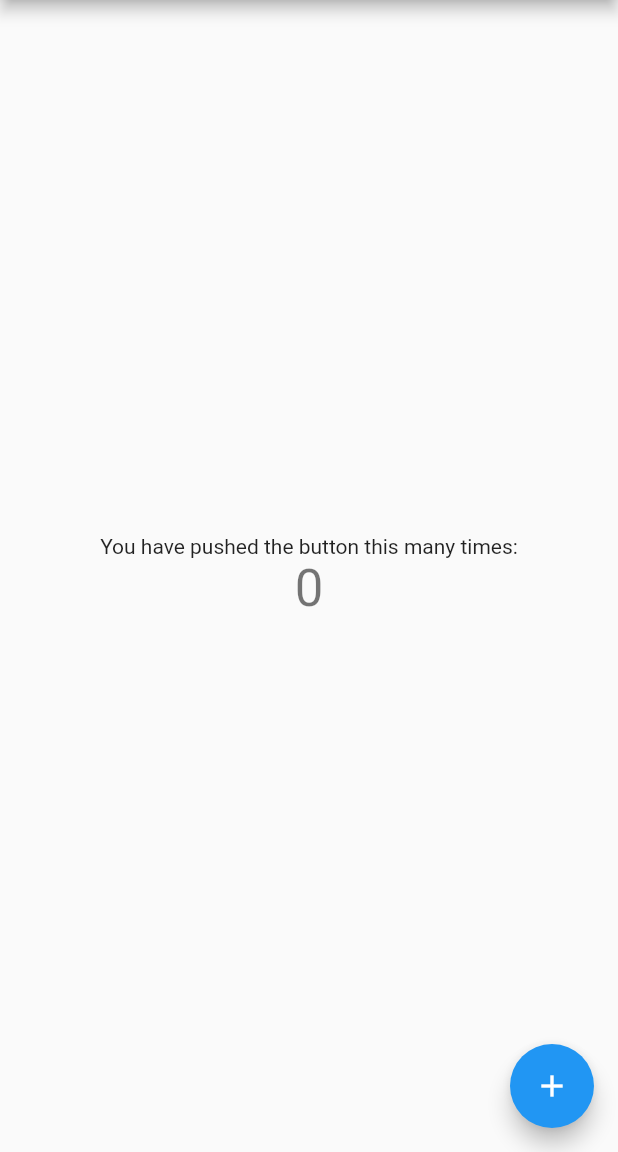
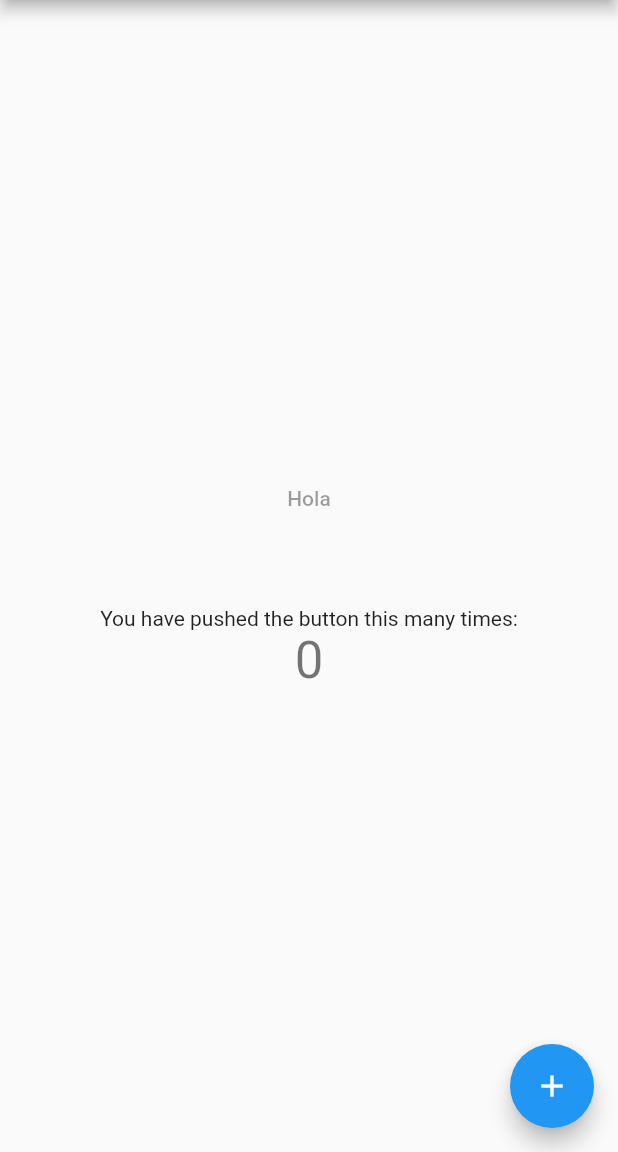
Before and after one commit to danielperez1234/registros-mike-sexto, a Flutter app: the screen it shows after launch, on a phone screen of 412 x 824 dp, the part 84-1236 px from its top. Run offline on Flutter 3.47's test engine with Material 2 defaults, Android fonts, the phone set to English and light mode, and no system bars; statements that could not run were skipped.

Commit message:
Actualizar main.dart y cust_button.dart

```diff
--- a/lib/main.dart
+++ b/lib/main.dart
@@ -1,4 +1,6 @@
 import 'package:flutter/material.dart';
+import 'package:productos/widgets/cust_TextField.dart';
+import 'package:productos/widgets/cust_button.dart';
 
 void main() {
   runApp(const MyApp());
@@ -22,6 +24,7 @@ class MyApp extends StatelessWidget {
         // or simply save your changes to "hot reload" in a Flutter IDE).
         // Notice that the counter didn't reset back to zero; the application
         // is not restarted.
+
         primarySwatch: Colors.blue,
       ),
       home: const MyHomePage(title: 'Flutter Demo Home Page'),
@@ -95,6 +98,14 @@ class _MyHomePageState extends State<MyHomePage> {
           // horizontal).
           mainAxisAlignment: MainAxisAlignment.center,
           children: <Widget>[
+            CustButton(
+              text: "Hola",
+              onPress: () {},
+            ),
+            CustTextField(
+              textEditingController: TextEditingController(),
+              isObscure: true,
+            ),
             const Text(
               'You have pushed the button this many times:',
             ),
--- a/lib/widgets/cust_button.dart
+++ b/lib/widgets/cust_button.dart
@@ -3,11 +3,19 @@ import 'package:flutter/src/widgets/framework.dart';
 import 'package:flutter/src/widgets/placeholder.dart';
 
 class CustButton extends StatelessWidget {
-  const CustButton({super.key});
-
+  CustButton({super.key, required this.text,required this.onPress});
+  String text;
+  Function() onPress;
   @override
   Widget build(BuildContext context) {
-    return Container();
+    return Container(
+      child: TextButton(
+        child: Text(text),
+        onPressed: () {
+          onPress(),
+        },
+      ),
+    );
   }
 
   //hola amigos los quiero
```
